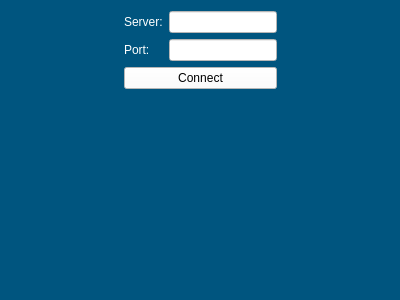
This is CyberFleet/ClientGUI/ui/newlogins.ui in ibicdlcod/GuoMuoRuoProject as Qt 5 draws it before an edit. The edited form follows.
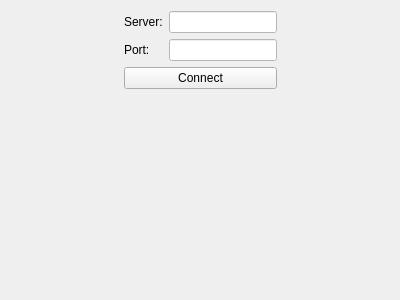
This is the edited form.

```diff
--- a/CyberFleet/ClientGUI/ui/newlogins.ui
+++ b/CyberFleet/ClientGUI/ui/newlogins.ui
@@ -14,7 +14,7 @@
    <string>Frame</string>
   </property>
   <property name="styleSheet">
-   <string notr="true">background-color: rgb(0, 85, 127);</string>
+   <string notr="true"/>
   </property>
   <layout class="QHBoxLayout" name="horizontalLayout">
    <item>
@@ -37,7 +37,7 @@
        <item row="1" column="0">
         <widget class="QLabel" name="ServerLabel">
          <property name="styleSheet">
-          <string notr="true">color: rgb(255, 255, 255);</string>
+          <string notr="true">color: rgb(0, 0, 0);</string>
          </property>
          <property name="text">
           <string>Server:</string>
@@ -47,21 +47,23 @@
        <item row="2" column="1">
         <widget class="QLineEdit" name="PortEdit">
          <property name="styleSheet">
-          <string notr="true">background-color: rgb(255, 255, 255);</string>
+          <string notr="true">background-color: rgb(255, 255, 255);
+color: rgb(0, 0, 0);</string>
          </property>
         </widget>
        </item>
        <item row="1" column="1">
         <widget class="QLineEdit" name="ServerEdit">
          <property name="styleSheet">
-          <string notr="true">background-color: rgb(255, 255, 255);</string>
+          <string notr="true">background-color: rgb(255, 255, 255);
+color: rgb(0, 0, 0);</string>
          </property>
         </widget>
        </item>
        <item row="2" column="0">
         <widget class="QLabel" name="PortLabel">
          <property name="styleSheet">
-          <string notr="true">color: rgb(255, 255, 255);</string>
+          <string notr="true">color: rgb(0, 0, 0);</string>
          </property>
          <property name="text">
           <string>Port:</string>
@@ -75,7 +77,7 @@
        <item>
         <widget class="QPushButton" name="ConnectButton">
          <property name="styleSheet">
-          <string notr="true">background-color: rgb(255, 255, 255);</string>
+          <string notr="true">color: rgb(0, 0, 0);</string>
          </property>
          <property name="text">
           <string>Connect</string>
```
